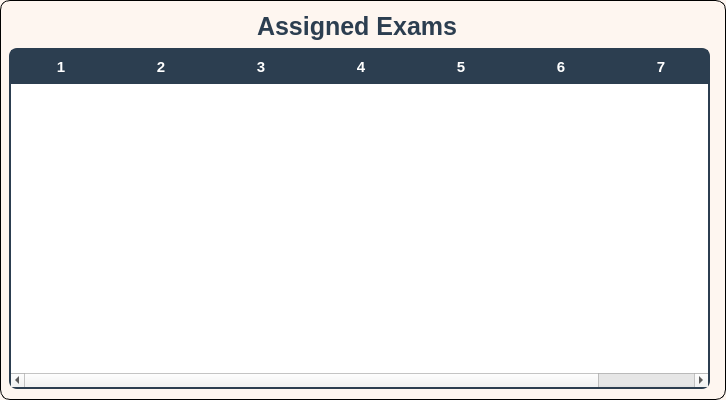
Qt form StudentPanel/StudentExam.ui (sarimkhan4/SchoolManagementSystem) before a commit.
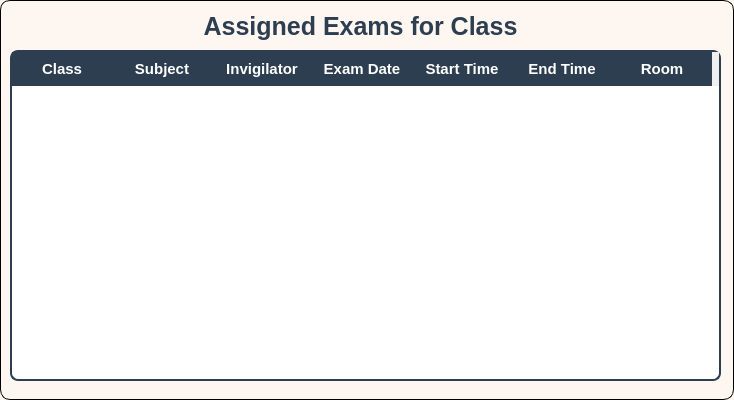
The same form after that commit.

The edit to the form file:
```diff
--- a/StudentPanel/StudentExam.ui
+++ b/StudentPanel/StudentExam.ui
@@ -6,7 +6,7 @@
    <rect>
     <x>0</x>
     <y>0</y>
-    <width>726</width>
+    <width>734</width>
     <height>400</height>
    </rect>
   </property>
@@ -42,7 +42,7 @@
 }</string>
    </property>
    <property name="text">
-    <string>Assigned Exams </string>
+    <string>Assigned Exams for Class</string>
    </property>
    <property name="alignment">
     <set>Qt::AlignmentFlag::AlignCenter</set>
@@ -51,10 +51,10 @@
   <widget class="QTableWidget" name="tableWidget">
    <property name="geometry">
     <rect>
-     <x>9</x>
-     <y>48</y>
-     <width>701</width>
-     <height>341</height>
+     <x>10</x>
+     <y>50</y>
+     <width>711</width>
+     <height>331</height>
     </rect>
    </property>
    <property name="styleSheet">
@@ -97,27 +97,41 @@
 }
 </string>
    </property>
-   <property name="columnCount">
-    <number>7</number>
-   </property>
-   <property name="horizontalHeaderLabels" stdset="0">
-    <stringlist>
+   <column>
+    <property name="text">
      <string>Class</string>
+    </property>
+   </column>
+   <column>
+    <property name="text">
      <string>Subject</string>
+    </property>
+   </column>
+   <column>
+    <property name="text">
      <string>Invigilator</string>
+    </property>
+   </column>
+   <column>
+    <property name="text">
      <string>Exam Date</string>
+    </property>
+   </column>
+   <column>
+    <property name="text">
      <string>Start Time</string>
+    </property>
+   </column>
+   <column>
+    <property name="text">
      <string>End Time</string>
+    </property>
+   </column>
+   <column>
+    <property name="text">
      <string>Room</string>
-    </stringlist>
-   </property>
-   <column/>
-   <column/>
-   <column/>
-   <column/>
-   <column/>
-   <column/>
-   <column/>
+    </property>
+   </column>
   </widget>
  </widget>
  <resources/>
```
